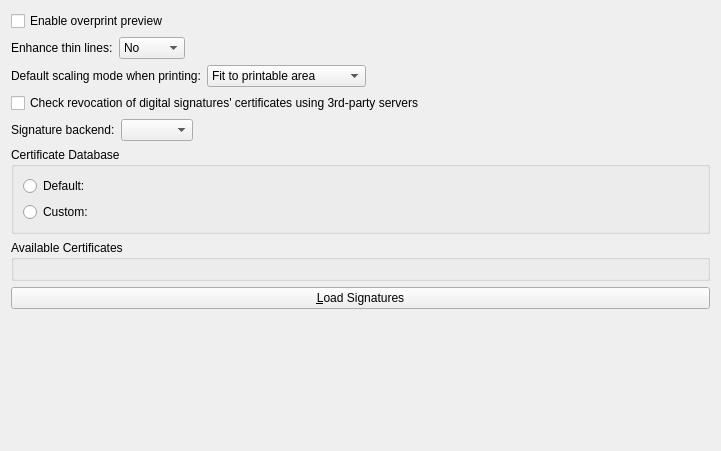
The window that generators/poppler/conf/pdfsettingswidget.ui (KDE/okular) describes before a commit, drawn with Qt 5.
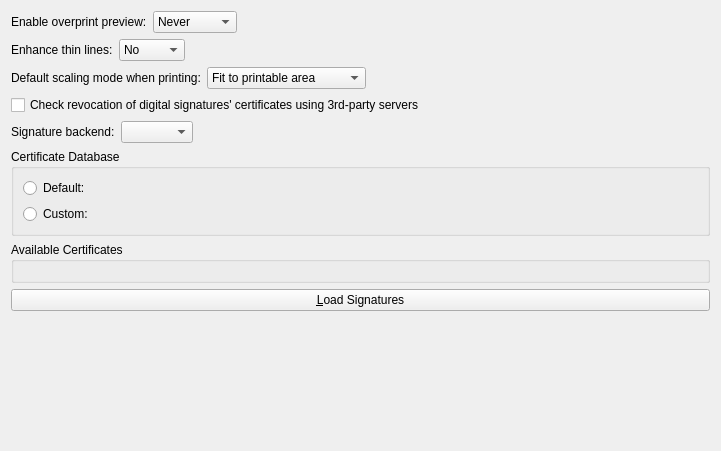
The same window after the commit. Custom widgets are drawn as their Qt base class.

Commit message:
Change the overprint preview setting to be tri-state
The goal is to have it always enabled, never enabled or decide
automatically depending on the document metadata.

What changed in the file:
```diff
--- a/generators/poppler/conf/pdfsettingswidget.ui
+++ b/generators/poppler/conf/pdfsettingswidget.ui
@@ -12,11 +12,47 @@
   </property>
   <layout class="QVBoxLayout" name="verticalLayout">
    <item>
-    <widget class="QCheckBox" name="kcfg_OverprintPreviewEnabled">
-     <property name="text">
-      <string>Enable overprint preview</string>
-     </property>
-    </widget>
+    <layout class="QHBoxLayout" name="horizontalLayout_4">
+     <item>
+      <widget class="QLabel" name="label_3">
+       <property name="text">
+        <string>Enable overprint preview:</string>
+       </property>
+      </widget>
+     </item>
+     <item>
+      <widget class="QComboBox" name="kcfg_OverprintPreviewEnabled">
+       <item>
+        <property name="text">
+         <string>Never</string>
+        </property>
+       </item>
+       <item>
+        <property name="text">
+         <string>Always</string>
+        </property>
+       </item>
+       <item>
+        <property name="text">
+         <string>Automatic</string>
+        </property>
+       </item>
+      </widget>
+     </item>
+     <item>
+      <spacer name="horizontalSpacer_3">
+       <property name="orientation">
+        <enum>Qt::Horizontal</enum>
+       </property>
+       <property name="sizeHint" stdset="0">
+        <size>
+         <width>40</width>
+         <height>20</height>
+        </size>
+       </property>
+      </spacer>
+     </item>
+    </layout>
    </item>
    <item>
     <layout class="QHBoxLayout" name="horizontalLayout_2">
```
The commit also changes 1 other file.
